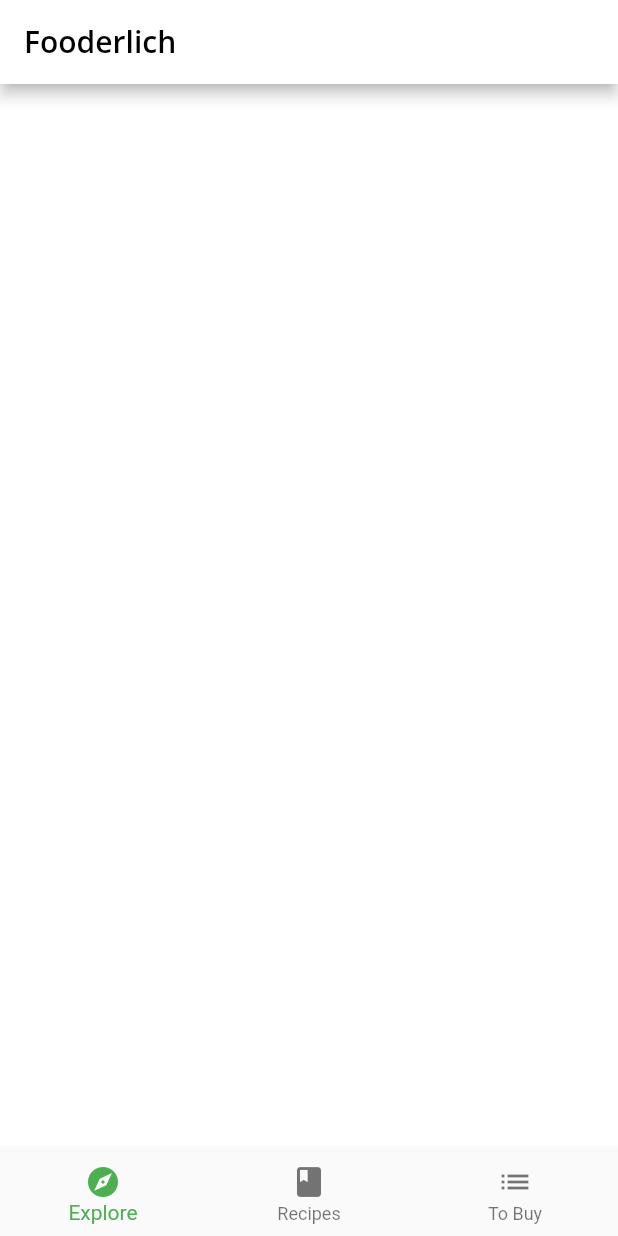
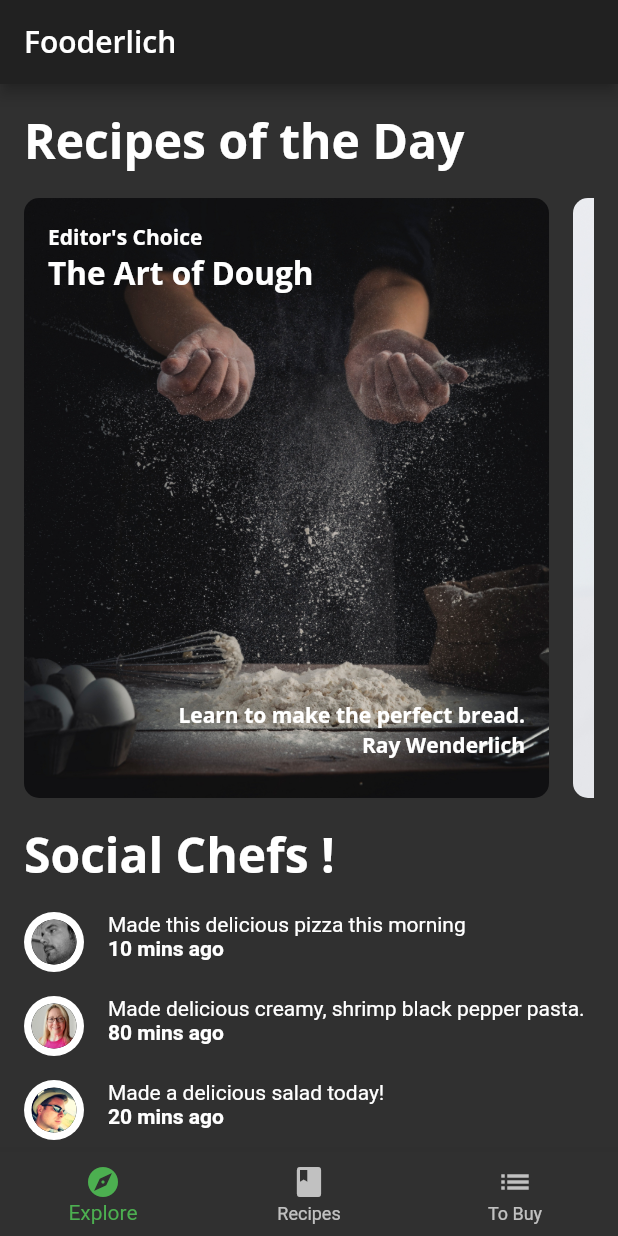
Before and after one commit to othmanekahtal/fooderlich-flutter-app, a Flutter app: the screen it shows after launch, on a phone screen of 412 x 824 dp. Run offline on Flutter 3.47's test engine with Material 2 defaults, Android fonts, the phone set to English and light mode, and no system bars; our stand-ins replace google_fonts; project files that could hold a hidden picture were left out.

Commit message:
finished explore screen

```diff
--- a/lib/components/components.dart
+++ b/lib/components/components.dart
@@ -3,3 +3,6 @@ export 'card1.dart';
 export 'card2.dart';
 export 'card3.dart';
 export 'circle_image.dart';
+export 'today_recipe_list_view.dart';
+export 'friend_post_tile.dart';
+export 'friend_post_list_view.dart';
--- /dev/null
+++ b/lib/components/friend_post_list_view.dart
@@ -0,0 +1,55 @@
+import 'package:flutter/material.dart';
+import '../models/models.dart';
+import 'components.dart';
+
+class FriendPostListView extends StatelessWidget {
+// 1
+  final List<Post> friendPosts;
+  const FriendPostListView({
+    Key? key,
+    required this.friendPosts,
+  }) : super(key: key);
+  @override
+  Widget build(BuildContext context) {
+// 2
+    return Padding(
+      padding: const EdgeInsets.only(
+        left: 16,
+        right: 16,
+        top: 0,
+      ),
+// 3
+      child: Column(
+        crossAxisAlignment: CrossAxisAlignment.start,
+        children: [
+// 4
+          Text('Social Chefs ! ', style: Theme.of(context).textTheme.headline1),
+// 5
+          const SizedBox(height: 16),
+// 1
+          ListView.separated(
+// 2
+            primary: false,
+// 3
+            physics: const NeverScrollableScrollPhysics(),
+// 4
+            shrinkWrap: true,
+            scrollDirection: Axis.vertical,
+            itemCount: friendPosts.length,
+            itemBuilder: (context, index) {
+// 5
+              final post = friendPosts[index];
+              return FriendPostTile(post: post);
+            },
+            separatorBuilder: (context, index) {
+// 6
+              return const SizedBox(height: 16);
+            },
+          ),
+// 6
+          const SizedBox(height: 16),
+        ],
+      ),
+    );
+  }
+}
--- /dev/null
+++ b/lib/components/friend_post_tile.dart
@@ -0,0 +1,38 @@
+import 'package:flutter/material.dart';
+import '../components/components.dart';
+import '../models/models.dart';
+
+class FriendPostTile extends StatelessWidget {
+  final Post post;
+  const FriendPostTile({
+    Key? key,
+    required this.post,
+  }) : super(key: key);
+  @override
+  Widget build(BuildContext context) {
+    return Row(
+      crossAxisAlignment: CrossAxisAlignment.start,
+      mainAxisAlignment: MainAxisAlignment.start,
+      children: [
+// 2
+        CircleImage(
+          imageProvider: AssetImage(post.profileImageUrl),
+          imageRadius: 20,
+        ),
+        const SizedBox(width: 16),
+        Expanded(
+          child: Column(
+            crossAxisAlignment: CrossAxisAlignment.start,
+            children: [
+              Text(post.comment),
+              Text(
+                '${post.timestamp} mins ago',
+                style: const TextStyle(fontWeight: FontWeight.w700),
+              ),
+            ],
+          ),
+        ),
+      ],
+    );
+  }
+}
--- /dev/null
+++ b/lib/components/today_recipe_list_view.dart
@@ -0,0 +1,66 @@
+import 'package:flutter/material.dart';
+// 1
+import '../components/components.dart';
+import '../models/models.dart';
+
+class TodayRecipeListView extends StatefulWidget {
+  final List<ExploreRecipe> recipes;
+  const TodayRecipeListView({Key? key, required this.recipes})
+      : super(key: key);
+
+  @override
+  _TodayRecipeListViewState createState() => _TodayRecipeListViewState();
+}
+
+class _TodayRecipeListViewState extends State<TodayRecipeListView> {
+  @override
+  Widget build(BuildContext context) {
+// 3
+    return Padding(
+      padding: const EdgeInsets.only(
+        left: 16,
+        right: 16,
+        top: 16,
+      ),
+// 4
+      child: Column(
+        crossAxisAlignment: CrossAxisAlignment.start,
+        children: [
+// 5
+          Text('Recipes of the Day',
+              style: Theme.of(context).textTheme.headline1),
+// 6
+          const SizedBox(height: 16),
+// 7
+          Container(
+            height: 400,
+            color: Colors.transparent,
+            child: ListView.separated(
+              scrollDirection: Axis.horizontal,
+              itemCount: widget.recipes.length,
+              itemBuilder: (context, index) {
+                final recipe = widget.recipes[index];
+                return buildCard(recipe);
+              },
+              separatorBuilder: (context, index) {
+                return const SizedBox(width: 16);
+              },
+            ),
+          ),
+        ],
+      ),
+    );
+  }
+
+  Widget buildCard(ExploreRecipe recipe) {
+    if (recipe.cardType == RecipeCardType.card1) {
+      return Card1(recipe: recipe);
+    } else if (recipe.cardType == RecipeCardType.card2) {
+      return Card2(recipe: recipe);
+    } else if (recipe.cardType == RecipeCardType.card3) {
+      return Card3(recipe: recipe);
+    } else {
+      throw Exception('This card doesn\'t exist yet');
+    }
+  }
+}
--- a/lib/home.dart
+++ b/lib/home.dart
@@ -1,4 +1,5 @@
 import 'package:flutter/material.dart';
+import 'screens/explore_screen.dart';
 
 class Home extends StatefulWidget {
   const Home({Key? key}) : super(key: key);
@@ -11,8 +12,7 @@ class _HomeState extends State<Home> {
   int _selectedIndex = 0;
 
   static List<Widget> pages = <Widget>[
-    // TODO: Replace with ExploreScreen
-    Container(color: Colors.white),
+    ExploreScreen(),
     // TODO: Replace with RecipesScreen
     Container(color: Colors.green),
     Container(color: Colors.blue),
--- a/lib/main.dart
+++ b/lib/main.dart
@@ -11,7 +11,7 @@ class Fooderlich extends StatelessWidget {
   const Fooderlich({Key? key}) : super(key: key);
   @override
   Widget build(BuildContext context) {
-    final theme = FooderlichTheme.light();
+    final theme = FooderlichTheme.dark();
     return MaterialApp(
       theme: theme,
       title: 'Fooderlich',
--- /dev/null
+++ b/lib/screens/explore_screen.dart
@@ -0,0 +1,54 @@
+import 'package:flutter/material.dart';
+import 'package:fooderlich/components/components.dart';
+import 'package:fooderlich/components/today_recipe_list_view.dart';
+import '../models/models.dart';
+import '../api/mock_fooderlich_service.dart';
+
+class ExploreScreen extends StatelessWidget {
+// 1
+  final mockService = MockFooderlichService();
+  ExploreScreen({Key? key}) : super(key: key);
+
+  @override
+  Widget build(BuildContext context) {
+// 2
+// TODO 1: Add TodayRecipeListView FutureBuilder
+    // 1
+    return FutureBuilder(
+      // 2
+      future: mockService.getExploreData(),
+      // 3
+      builder: (context, AsyncSnapshot<ExploreData> snapshot) {
+        if (snapshot.connectionState == ConnectionState.done) {
+          if (snapshot.hasError) {
+            return const Center(
+              child: Text('error happens when we fetching the data'),
+            );
+          }
+          // 5
+          final recipes = snapshot.data?.todayRecipes ?? [];
+          final friendPosts = snapshot.data?.friendPosts ?? [];
+          return ListView(
+// 6
+            scrollDirection: Axis.vertical,
+            children: [
+// 7
+              TodayRecipeListView(recipes: recipes),
+// 8
+              const SizedBox(height: 16),
+// 9
+// TODO: Replace this with FriendPostListView
+              FriendPostListView(friendPosts: friendPosts),
+            ],
+          );
+        } else {
+          return const Center(
+            child: CircularProgressIndicator(
+              color: Colors.amber,
+            ),
+          );
+        }
+      },
+    );
+  }
+}
```
Also changed, not shown: pubspec.lock, 1 other file.
